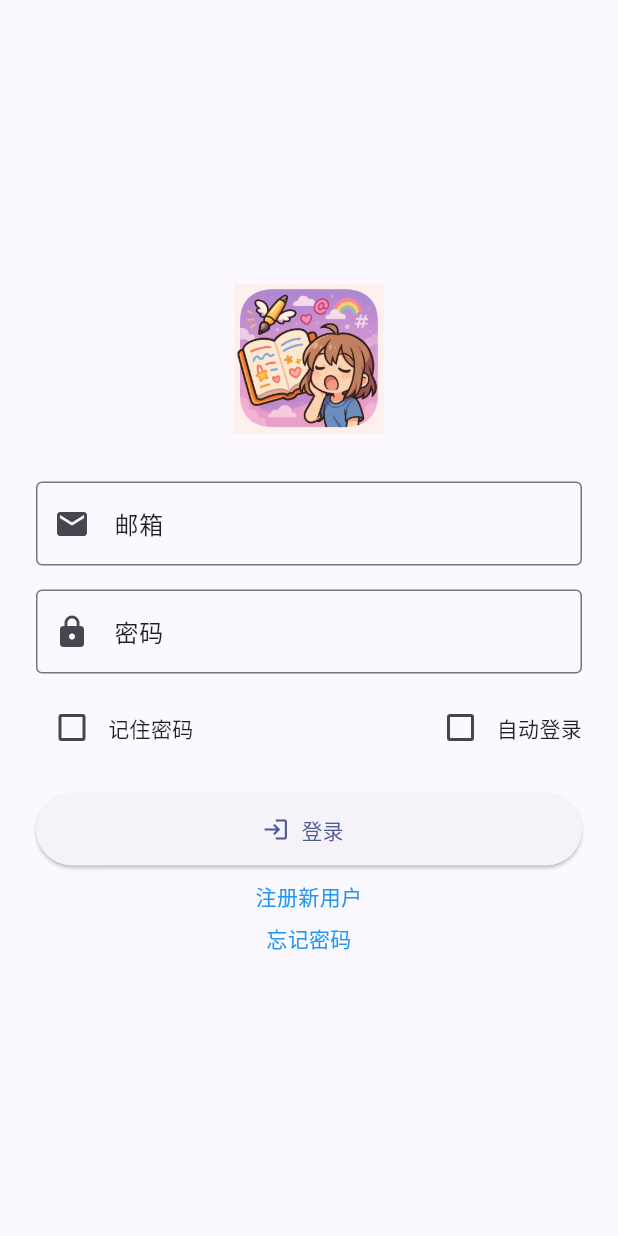
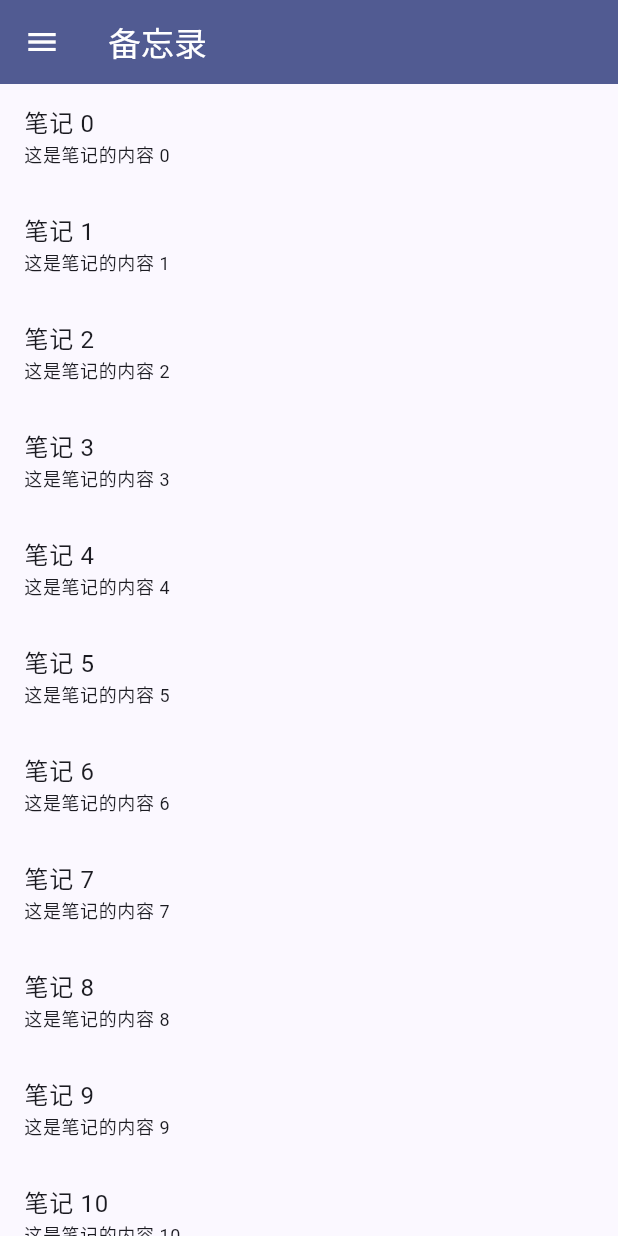
Before and after one commit to manor66/CloudNote, a Flutter app: the screen it shows after launch, on a phone screen of 412 x 824 dp. Run offline on Flutter 3.47's test engine with Material 3 defaults, Android fonts, the phone set to English and light mode, and no system bars; drawn by our look-alikes of flutter_animate; our stand-ins replace go_router.

Commit message:
Implement initial app structure with main app and note list page

```diff
--- a/client/lib/app.dart
+++ b/client/lib/app.dart
@@ -0,0 +1 @@
+class App {}
--- /dev/null
+++ b/client/lib/core/utils/app_utils.dart
@@ -0,0 +1,35 @@
+import 'dart:io';
+
+import 'package:flutter/foundation.dart';
+import 'package:flutter/services.dart';
+
+class AppUtils {
+  /// Exits the application gracefully.
+  static void exitApp() {
+    if (Platform.isAndroid || Platform.isIOS) {
+      SystemNavigator.pop();
+    } else if (Platform.isWindows || Platform.isLinux || Platform.isMacOS || Platform.isFuchsia) {
+      exit(0);
+    }
+  }
+
+  /// Checks if the current platform is a mobile platform (Android or iOS).
+  static bool isMobilePlatform() {
+    return Platform.isAndroid || Platform.isIOS;
+  }
+
+  /// Checks if the current platform is a desktop platform (Windows, Linux, MacOS, or Fuchsia).
+  static bool isDesktopPlatform() {
+    return Platform.isWindows || Platform.isLinux || Platform.isMacOS || Platform.isFuchsia;
+  }
+
+  /// Checks if the current platform is a web platform.
+  static bool isWebPlatform() {
+    return kIsWeb;
+  }
+
+  /// Checks if the current platform is valid for the app.
+  static bool isValidPlatform() {
+    return isMobilePlatform() || isDesktopPlatform() || isWebPlatform();
+  }
+}
--- a/client/lib/main.dart
+++ b/client/lib/main.dart
@@ -3,14 +3,12 @@ import 'package:flutter/material.dart';
 
 void main() {
   WidgetsFlutterBinding.ensureInitialized();
-
   runApp(const MyApp());
 }
 
 class MyApp extends StatelessWidget {
   const MyApp({super.key});
 
-  // This widget is the root of your application.
   @override
   Widget build(BuildContext context) {
     return MaterialApp.router(
@@ -18,28 +16,17 @@ class MyApp extends StatelessWidget {
       theme: ThemeData(
         useMaterial3: true,
         colorScheme: ColorScheme.fromSeed(seedColor: Colors.indigo),
-        textTheme: const TextTheme(
-          bodyLarge: TextStyle(color: Colors.black87),
-          bodyMedium: TextStyle(color: Colors.black87),
-          bodySmall: TextStyle(color: Colors.black54),
-        ),
         inputDecorationTheme: const InputDecorationTheme(
           border: OutlineInputBorder(),
           focusedBorder: OutlineInputBorder(borderSide: BorderSide(color: Colors.indigo)),
-          labelStyle: TextStyle(color: Colors.black87),
         ),
       ),
-      darkTheme: ThemeData.dark().copyWith(
-        colorScheme: ColorScheme.fromSeed(seedColor: Colors.black87),
-        textTheme: const TextTheme(
-          bodyLarge: TextStyle(color: Colors.white70),
-          bodyMedium: TextStyle(color: Colors.white70),
-          bodySmall: TextStyle(color: Colors.white54),
-        ),
+      darkTheme: ThemeData(
+        useMaterial3: true,
+        colorScheme: ColorScheme.fromSeed(seedColor: Colors.indigo, brightness: Brightness.dark),
         inputDecorationTheme: const InputDecorationTheme(
           border: OutlineInputBorder(),
           focusedBorder: OutlineInputBorder(borderSide: BorderSide(color: Colors.white70)),
-          labelStyle: TextStyle(color: Colors.white70),
         ),
       ),
       themeMode: ThemeMode.system,
--- a/client/lib/routes/app_routes.dart
+++ b/client/lib/routes/app_routes.dart
@@ -1,12 +1,14 @@
 import 'package:client/views/login/login_page.dart' show LoginPage;
+import 'package:client/views/notes/note_list_page.dart';
 import 'package:flutter/material.dart' show Scaffold, Text, Center;
-import 'package:go_router/go_router.dart' show GoRouter, GoRoute;
+import 'package:go_router/go_router.dart' show GoRoute, GoRouter;
 
 class AppRoutes {
   static final GoRouter router = GoRouter(
-    initialLocation: '/login',
+    initialLocation: '/note/list',
     routes: [
-      GoRoute(path: '/login', name: 'login', builder: (context, state) => const LoginPage()),
+      GoRoute(path: '/user/login', name: 'user_login', builder: (context, state) => const LoginPage()),
+      GoRoute(path: "/note/list", name: "note_list", builder: (context, state) => const NoteListPage()),
       // GoRoute(path: '/notes', name: 'notes', builder: (context, state) => const NoteListPage()),
       // GoRoute(path: '/settings', name: 'settings', builder: (context, state) => const SettingsPage()),
     ],
--- a/client/lib/views/notes/note_list_page.dart
+++ b/client/lib/views/notes/note_list_page.dart
@@ -0,0 +1,126 @@
+import 'package:client/core/utils/app_utils.dart';
+import 'package:flutter/material.dart';
+
+class NoteListPage extends StatelessWidget {
+  const NoteListPage({super.key});
+
+  @override
+  Widget build(BuildContext context) {
+    return Scaffold(appBar: _appbar(context), drawer: _drawer(context), body: _body(context));
+  }
+
+  PreferredSizeWidget _appbar(BuildContext context) {
+    final colorScheme = Theme.of(context).colorScheme;
+
+    return AppBar(
+      title: Text('备忘录', style: TextStyle(color: colorScheme.onPrimary)),
+      backgroundColor: colorScheme.primary,
+      foregroundColor: colorScheme.onPrimary,
+      elevation: 0,
+    );
+  }
+
+  Widget _drawer(BuildContext context) {
+    final colorScheme = Theme.of(context).colorScheme;
+    final textTheme = Theme.of(context).textTheme;
+
+    return Drawer(
+      backgroundColor: colorScheme.surface,
+      child: ListView(
+        padding: EdgeInsets.zero,
+        children: [
+          DrawerHeader(
+            decoration: BoxDecoration(color: colorScheme.primaryContainer),
+            child: Row(
+              children: [
+                Container(
+                  width: 72,
+                  height: 72,
+                  padding: const EdgeInsets.all(5),
+                  decoration: BoxDecoration(color: colorScheme.surfaceContainerHighest, shape: BoxShape.circle),
+                  child: ClipOval(child: Image.asset('assets/images/logo.png', fit: BoxFit.cover)),
+                ),
+                const SizedBox(width: 12),
+                Column(
+                  mainAxisAlignment: MainAxisAlignment.center,
+                  crossAxisAlignment: CrossAxisAlignment.start,
+                  children: [
+                    Text('未命名', style: textTheme.titleMedium?.copyWith(color: colorScheme.onPrimaryContainer)),
+                    Text('未设置', style: textTheme.bodySmall?.copyWith(color: colorScheme.onPrimaryContainer)),
+                  ],
+                ),
+              ],
+            ),
+          ),
+          ListTile(
+            leading: Icon(Icons.notes, color: colorScheme.onSurface),
+            title: Text('所有笔记', style: textTheme.bodyLarge),
+            trailing: Chip(
+              label: Text('23', style: textTheme.bodySmall?.copyWith(color: colorScheme.onSecondaryContainer)),
+              backgroundColor: colorScheme.secondaryContainer,
+            ),
+            onTap: () {},
+          ),
+          ListTile(
+            leading: Icon(Icons.check_circle_outline, color: colorScheme.onSurface),
+            title: Text('已完成笔记', style: textTheme.bodyLarge),
+            trailing: Chip(
+              label: Text('8', style: textTheme.bodySmall?.copyWith(color: colorScheme.onSecondaryContainer)),
+              backgroundColor: colorScheme.secondaryContainer,
+            ),
+            onTap: () {},
+          ),
+          ListTile(
+            leading: Icon(Icons.radio_button_unchecked, color: colorScheme.onSurface),
+            title: Text('未完成笔记', style: textTheme.bodyLarge),
+            trailing: Chip(
+              label: Text('15', style: textTheme.bodySmall?.copyWith(color: colorScheme.onSecondaryContainer)),
+              backgroundColor: colorScheme.secondaryContainer,
+            ),
+            onTap: () {},
+          ),
+          Divider(color: colorScheme.outlineVariant),
+          Padding(
+            padding: const EdgeInsets.symmetric(horizontal: 16.0, vertical: 8.0),
+            child: Text(
+              '账号',
+              style: textTheme.labelLarge?.copyWith(color: colorScheme.onSurfaceVariant, fontWeight: FontWeight.bold),
+            ),
+          ),
+          ListTile(
+            leading: Icon(Icons.person, color: colorScheme.onSurface),
+            title: Text('修改个人信息', style: textTheme.bodyLarge),
+            onTap: () {},
+          ),
+          ListTile(
+            leading: Icon(Icons.logout, color: colorScheme.onSurface),
+            title: Text('退出登录', style: textTheme.bodyLarge),
+            onTap: () {},
+          ),
+          if (!AppUtils.isWebPlatform())
+            ListTile(
+              leading: Icon(Icons.exit_to_app, color: colorScheme.onSurface),
+              title: Text('退出应用', style: textTheme.bodyLarge),
+              onTap: () => AppUtils.exitApp(),
+            ),
+        ],
+      ),
+    );
+  }
+
+  Widget _body(BuildContext context) {
+    final textTheme = Theme.of(context).textTheme;
+
+    return ListView.builder(
+      itemBuilder: (context, index) {
+        return ListTile(
+          title: Text('笔记 $index', style: textTheme.bodyLarge),
+          subtitle: Text('这是笔记的内容 $index', style: textTheme.bodySmall),
+          onTap: () {
+            // Handle note tap
+          },
+        );
+      },
+    );
+  }
+}
```
